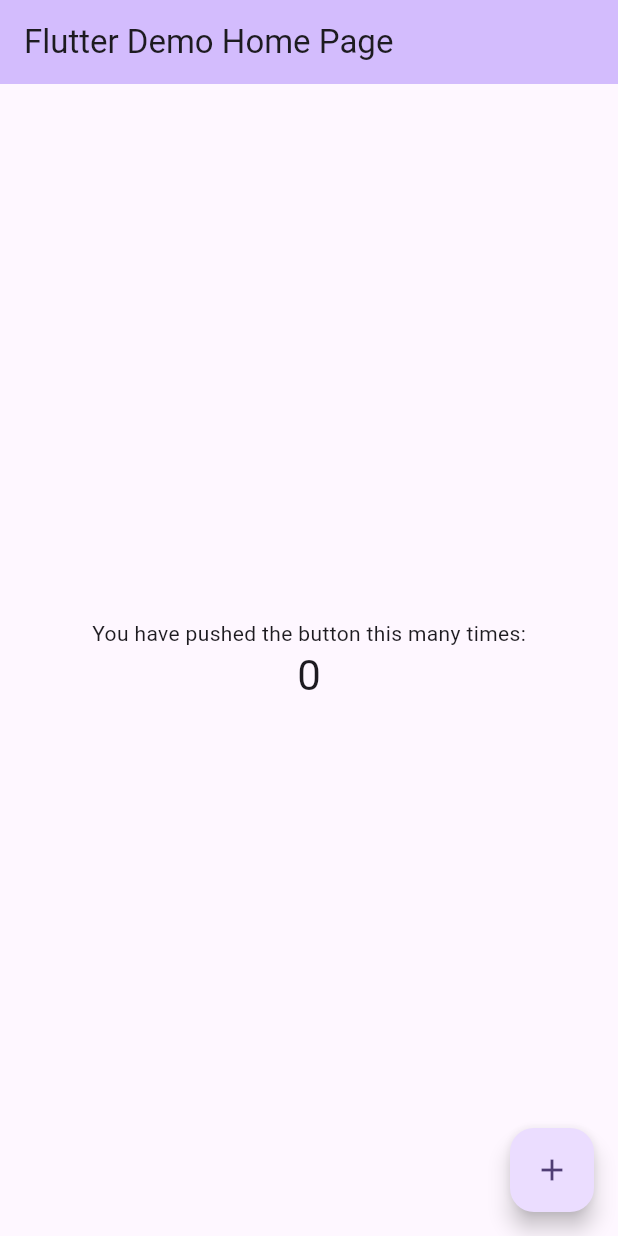
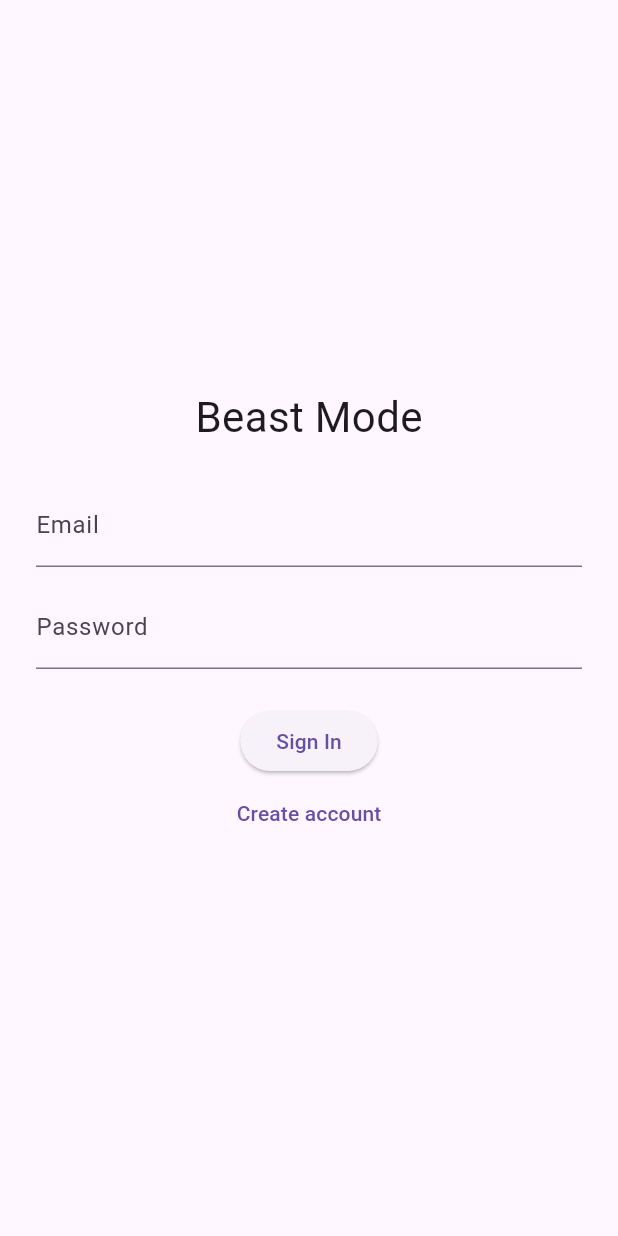
Before and after one commit to aftonjulene/Final-Project, a Flutter app: the screen it shows after launch, on a phone screen of 412 x 824 dp. Run offline on Flutter 3.47's test engine with Material 3 defaults, Android fonts, the phone set to English and light mode, and no system bars; our stand-ins replace cloud_firestore, firebase_auth, firebase_core; accounts and stored records are empty.

Commit message:
edited main.dart, setup basic initialization. created database model for users. added basic placeholder sign in screen. added authentication services for logging in

```diff
--- a/lib/main.dart
+++ b/lib/main.dart
@@ -1,122 +1,38 @@
 import 'package:flutter/material.dart';
+import 'package:firebase_core/firebase_core.dart';
+import 'package:firebase_auth/firebase_auth.dart';
+import 'firebase_options.dart';
+import 'screens/sign_in.dart';
 
-void main() {
-  runApp(const MyApp());
+void main() async {
+  WidgetsFlutterBinding.ensureInitialized();
+  await Firebase.initializeApp(options: DefaultFirebaseOptions.currentPlatform);
+  runApp(const BeastModeApp());
 }
 
-class MyApp extends StatelessWidget {
-  const MyApp({super.key});
+class BeastModeApp extends StatelessWidget {
+  const BeastModeApp({super.key});
 
-  // This widget is the root of your application.
   @override
   Widget build(BuildContext context) {
     return MaterialApp(
-      title: 'Flutter Demo',
-      theme: ThemeData(
-        // This is the theme of your application.
-        //
-        // TRY THIS: Try running your application with "flutter run". You'll see
-        // the application has a purple toolbar. Then, without quitting the app,
-        // try changing the seedColor in the colorScheme below to Colors.green
-        // and then invoke "hot reload" (save your changes or press the "hot
-        // reload" button in a Flutter-supported IDE, or press "r" if you used
-        // the command line to start the app).
-        //
-        // Notice that the counter didn't reset back to zero; the application
-        // state is not lost during the reload. To reset the state, use hot
-        // restart instead.
-        //
-        // This works for code too, not just values: Most code changes can be
-        // tested with just a hot reload.
-        colorScheme: ColorScheme.fromSeed(seedColor: Colors.deepPurple),
+      title: 'Beast Mode',
+      debugShowCheckedModeBanner: false,
+      home: StreamBuilder<User?>(
+        stream: FirebaseAuth.instance.authStateChanges(),
+        builder: (context, snapshot) {
+          if (snapshot.connectionState == ConnectionState.waiting) {
+            return const Scaffold(
+              body: Center(child: CircularProgressIndicator()),
+            );
+          }
+          if (snapshot.data == null) {
+            return const SignInScreen();
+          }
+          // User is signed in — return a placeholder or the app's home screen
+          return const Scaffold(body: Center(child: Text('Welcome')));
+        },
       ),
-      home: const MyHomePage(title: 'Flutter Demo Home Page'),
     );
   }
 }
-
-class MyHomePage extends StatefulWidget {
-  const MyHomePage({super.key, required this.title});
-
-  // This widget is the home page of your application. It is stateful, meaning
-  // that it has a State object (defined below) that contains fields that affect
-  // how it looks.
-
-  // This class is the configuration for the state. It holds the values (in this
-  // case the title) provided by the parent (in this case the App widget) and
-  // used by the build method of the State. Fields in a Widget subclass are
-  // always marked "final".
-
-  final String title;
-
-  @override
-  State<MyHomePage> createState() => _MyHomePageState();
-}
-
-class _MyHomePageState extends State<MyHomePage> {
-  int _counter = 0;
-
-  void _incrementCounter() {
-    setState(() {
-      // This call to setState tells the Flutter framework that something has
-      // changed in this State, which causes it to rerun the build method below
-      // so that the display can reflect the updated values. If we changed
-      // _counter without calling setState(), then the build method would not be
-      // called again, and so nothing would appear to happen.
-      _counter++;
-    });
-  }
-
-  @override
-  Widget build(BuildContext context) {
-    // This method is rerun every time setState is called, for instance as done
-    // by the _incrementCounter method above.
-    //
-    // The Flutter framework has been optimized to make rerunning build methods
-    // fast, so that you can just rebuild anything that needs updating rather
-    // than having to individually change instances of widgets.
-    return Scaffold(
-      appBar: AppBar(
-        // TRY THIS: Try changing the color here to a specific color (to
-        // Colors.amber, perhaps?) and trigger a hot reload to see the AppBar
-        // change color while the other colors stay the same.
-        backgroundColor: Theme.of(context).colorScheme.inversePrimary,
-        // Here we take the value from the MyHomePage object that was created by
-        // the App.build method, and use it to set our appbar title.
-        title: Text(widget.title),
-      ),
-      body: Center(
-        // Center is a layout widget. It takes a single child and positions it
-        // in the middle of the parent.
-        child: Column(
-          // Column is also a layout widget. It takes a list of children and
-          // arranges them vertically. By default, it sizes itself to fit its
-          // children horizontally, and tries to be as tall as its parent.
-          //
-          // Column has various properties to control how it sizes itself and
-          // how it positions its children. Here we use mainAxisAlignment to
-          // center the children vertically; the main axis here is the vertical
-          // axis because Columns are vertical (the cross axis would be
-          // horizontal).
-          //
-          // TRY THIS: Invoke "debug painting" (choose the "Toggle Debug Paint"
-          // action in the IDE, or press "p" in the console), to see the
-          // wireframe for each widget.
-          mainAxisAlignment: MainAxisAlignment.center,
-          children: <Widget>[
-            const Text('You have pushed the button this many times:'),
-            Text(
-              '$_counter',
-              style: Theme.of(context).textTheme.headlineMedium,
-            ),
-          ],
-        ),
-      ),
-      floatingActionButton: FloatingActionButton(
-        onPressed: _incrementCounter,
-        tooltip: 'Increment',
-        child: const Icon(Icons.add),
-      ), // This trailing comma makes auto-formatting nicer for build methods.
-    );
-  }
-}
--- /dev/null
+++ b/lib/models/user_profile.dart
@@ -0,0 +1,66 @@
+import 'package:cloud_firestore/cloud_firestore.dart';
+
+class UserProfile {
+  final String uid;
+  final String email;
+  final String? displayName;
+  final int? age;
+  final double? heightCm;
+  final double? weightKg;
+  final String? goal;
+  final String? experienceLevel;
+  final String? photoUrl;
+  final DateTime createdAt;
+  final DateTime? lastLoginAt;
+
+  UserProfile({
+    required this.uid,
+    required this.email,
+    this.displayName,
+    this.age,
+    this.heightCm,
+    this.weightKg,
+    this.goal,
+    this.experienceLevel,
+    this.photoUrl,
+    required this.createdAt,
+    this.lastLoginAt,
+  });
+
+  Map<String, dynamic> toMap() {
+    return {
+      'uid': uid,
+      'email': email,
+      'displayName': displayName,
+      'age': age,
+      'heightCm': heightCm,
+      'weightKg': weightKg,
+      'goal': goal,
+      'experienceLevel': experienceLevel,
+      'photoUrl': photoUrl,
+      'createdAt': Timestamp.fromDate(createdAt),
+      'lastLoginAt': lastLoginAt != null
+          ? Timestamp.fromDate(lastLoginAt!)
+          : null,
+    };
+  }
+
+  factory UserProfile.fromDoc(DocumentSnapshot<Map<String, dynamic>> doc) {
+    final data = doc.data()!;
+    final createdTs = data['createdAt'] as Timestamp;
+    final lastLoginTs = data['lastLoginAt'] as Timestamp?;
+    return UserProfile(
+      uid: data['uid'] as String,
+      email: data['email'] as String,
+      displayName: data['displayName'] as String?,
+      age: data['age'] as int?,
+      heightCm: (data['heightCm'] as num?)?.toDouble(),
+      weightKg: (data['weightKg'] as num?)?.toDouble(),
+      goal: data['goal'] as String?,
+      experienceLevel: data['experienceLevel'] as String?,
+      photoUrl: data['photoUrl'] as String?,
+      createdAt: createdTs.toDate(),
+      lastLoginAt: lastLoginTs?.toDate(),
+    );
+  }
+}
--- /dev/null
+++ b/lib/screens/sign_in.dart
@@ -0,0 +1,99 @@
+import 'package:firebase_auth/firebase_auth.dart';
+import 'package:flutter/material.dart';
+import '../../services/auth_service.dart';
+
+class SignInScreen extends StatefulWidget {
+  const SignInScreen({super.key});
+
+  @override
+  State<SignInScreen> createState() => _SignInScreenState();
+}
+
+class _SignInScreenState extends State<SignInScreen> {
+  final _emailController = TextEditingController();
+  final _passwordController = TextEditingController();
+  final _auth = AuthService();
+  String? _error;
+  bool _loading = false;
+
+  @override
+  void dispose() {
+    _emailController.dispose();
+    _passwordController.dispose();
+    super.dispose();
+  }
+
+  Future<void> _handleSignIn() async {
+    setState(() {
+      _loading = true;
+      _error = null;
+    });
+    try {
+      await _auth.signIn(
+        _emailController.text.trim(),
+        _passwordController.text.trim(),
+      );
+    } on FirebaseAuthException catch (e) {
+      setState(() {
+        _error = e.message;
+      });
+    } catch (e) {
+      setState(() {
+        _error = 'Something went wrong. Please try again.';
+      });
+    } finally {
+      if (mounted) {
+        setState(() {
+          _loading = false;
+        });
+      }
+    }
+  }
+
+  @override
+  Widget build(BuildContext context) {
+    return Scaffold(
+      body: Padding(
+        padding: const EdgeInsets.all(24),
+        child: Column(
+          mainAxisAlignment: MainAxisAlignment.center,
+          children: [
+            const Text('Beast Mode', style: TextStyle(fontSize: 28)),
+            const SizedBox(height: 24),
+            TextField(
+              controller: _emailController,
+              keyboardType: TextInputType.emailAddress,
+              decoration: const InputDecoration(labelText: 'Email'),
+            ),
+            const SizedBox(height: 12),
+            TextField(
+              controller: _passwordController,
+              obscureText: true,
+              decoration: const InputDecoration(labelText: 'Password'),
+            ),
+            const SizedBox(height: 12),
+            if (_error != null)
+              Text(_error!, style: const TextStyle(color: Colors.red)),
+            const SizedBox(height: 12),
+            ElevatedButton(
+              onPressed: _loading ? null : _handleSignIn,
+              child: _loading
+                  ? const SizedBox(
+                      height: 16,
+                      width: 16,
+                      child: CircularProgressIndicator(strokeWidth: 2),
+                    )
+                  : const Text('Sign In'),
+            ),
+            TextButton(
+              onPressed: () {
+                // navigate to sign up screen
+              },
+              child: const Text('Create account'),
+            ),
+          ],
+        ),
+      ),
+    );
+  }
+}
--- /dev/null
+++ b/lib/services/auth_service.dart
@@ -0,0 +1,58 @@
+import 'package:firebase_auth/firebase_auth.dart';
+import 'package:cloud_firestore/cloud_firestore.dart';
+import '../models/user_profile.dart';
+
+class AuthService {
+  final FirebaseAuth _auth = FirebaseAuth.instance;
+  final FirebaseFirestore _db = FirebaseFirestore.instance;
+
+  Future<UserCredential> signUp(String email, String password) async {
+    final credential = await _auth.createUserWithEmailAndPassword(
+      email: email,
+      password: password,
+    );
+    final user = credential.user!;
+    await _createUserProfileIfNeeded(user);
+    return credential;
+  }
+
+  Future<UserCredential> signIn(String email, String password) async {
+    final credential = await _auth.signInWithEmailAndPassword(
+      email: email,
+      password: password,
+    );
+    final user = credential.user!;
+    await _updateLastLogin(user);
+    return credential;
+  }
+
+  Future<void> signOut() {
+    return _auth.signOut();
+  }
+
+  Future<void> sendPasswordReset(String email) {
+    return _auth.sendPasswordResetEmail(email: email);
+  }
+
+  Future<void> _createUserProfileIfNeeded(User user) async {
+    final ref = _db.collection('users').doc(user.uid);
+    final snap = await ref.get();
+    if (!snap.exists) {
+      final profile = UserProfile(
+        uid: user.uid,
+        email: user.email ?? '',
+        displayName: user.displayName,
+        createdAt: DateTime.now(),
+        lastLoginAt: DateTime.now(),
+      );
+      await ref.set(profile.toMap());
+    } else {
+      await _updateLastLogin(user);
+    }
+  }
+
+  Future<void> _updateLastLogin(User user) async {
+    final ref = _db.collection('users').doc(user.uid);
+    await ref.update({'lastLoginAt': Timestamp.fromDate(DateTime.now())});
+  }
+}
```
